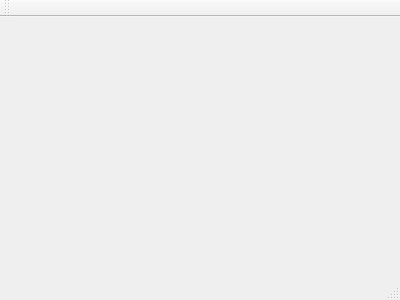
This is mainwindow.ui in loaded02/ICF_Report as Qt 5 draws it before an edit. The edited form follows.
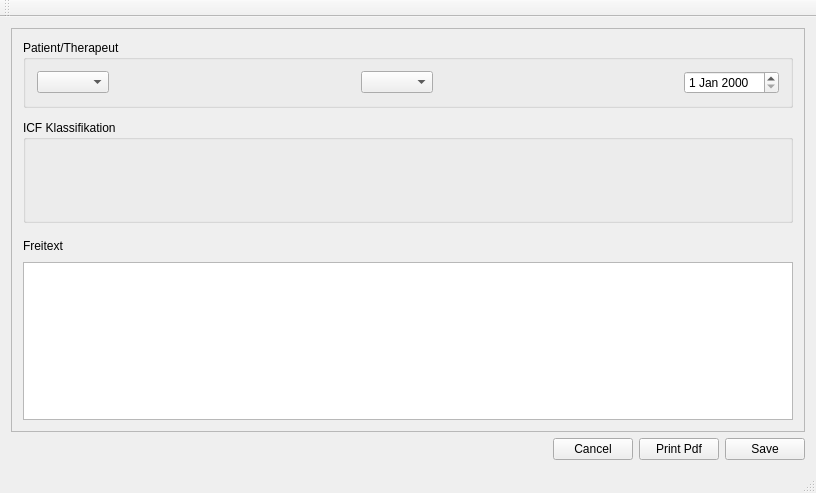
This is the edited form. Custom widgets are drawn as their Qt base class.

The edit to the form file:
```diff
--- a/mainwindow.ui
+++ b/mainwindow.ui
@@ -1,24 +1,248 @@
 <ui version="4.0">
  <class>MainWindow</class>
- <widget class="QMainWindow" name="MainWindow" >
-  <property name="geometry" >
+ <widget class="QMainWindow" name="MainWindow">
+  <property name="geometry">
    <rect>
     <x>0</x>
     <y>0</y>
-    <width>400</width>
-    <height>300</height>
+    <width>816</width>
+    <height>493</height>
    </rect>
   </property>
   <property name="windowTitle" >
    <string>MainWindow</string>
   </property>
-  <widget class="QMenuBar" name="menuBar" />
-  <widget class="QToolBar" name="mainToolBar" />
-  <widget class="QWidget" name="centralWidget" />
-  <widget class="QStatusBar" name="statusBar" />
+  <widget class="QWidget" name="centralWidget">
+   <layout class="QVBoxLayout" name="verticalLayout_3">
+    <item>
+     <widget class="QScrollArea" name="scrollArea">
+      <property name="widgetResizable">
+       <bool>true</bool>
+      </property>
+      <widget class="QWidget" name="scrollAreaWidgetContents">
+       <property name="geometry">
+        <rect>
+         <x>0</x>
+         <y>0</y>
+         <width>796</width>
+         <height>383</height>
+        </rect>
+       </property>
+       <layout class="QVBoxLayout" name="verticalLayout_2">
+        <item>
+         <widget class="QGroupBox" name="groupBox">
+          <property name="title">
+           <string>Patient/Therapeut</string>
+          </property>
+          <layout class="QHBoxLayout" name="horizontalLayout">
+           <item>
+            <widget class="QComboBox" name="comboBox"/>
+           </item>
+           <item>
+            <spacer name="horizontalSpacer_2">
+             <property name="orientation">
+              <enum>Qt::Horizontal</enum>
+             </property>
+             <property name="sizeHint" stdset="0">
+              <size>
+               <width>40</width>
+               <height>20</height>
+              </size>
+             </property>
+            </spacer>
+           </item>
+           <item>
+            <widget class="QComboBox" name="comboBox_2"/>
+           </item>
+           <item>
+            <spacer name="horizontalSpacer_3">
+             <property name="orientation">
+              <enum>Qt::Horizontal</enum>
+             </property>
+             <property name="sizeHint" stdset="0">
+              <size>
+               <width>40</width>
+               <height>20</height>
+              </size>
+             </property>
+            </spacer>
+           </item>
+           <item>
+            <widget class="QDateEdit" name="dateEdit"/>
+           </item>
+          </layout>
+         </widget>
+        </item>
+        <item>
+         <spacer name="verticalSpacer_2">
+          <property name="orientation">
+           <enum>Qt::Vertical</enum>
+          </property>
+          <property name="sizeHint" stdset="0">
+           <size>
+            <width>20</width>
+            <height>40</height>
+           </size>
+          </property>
+         </spacer>
+        </item>
+        <item>
+         <widget class="QGroupBox" name="groupBox_2">
+          <property name="title">
+           <string>ICF Klassifikation</string>
+          </property>
+          <layout class="QVBoxLayout" name="verticalLayout">
+           <item>
+            <widget class="Functions" name="widget" native="true"/>
+           </item>
+           <item>
+            <spacer name="verticalSpacer_8">
+             <property name="orientation">
+              <enum>Qt::Vertical</enum>
+             </property>
+             <property name="sizeHint" stdset="0">
+              <size>
+               <width>20</width>
+               <height>40</height>
+              </size>
+             </property>
+            </spacer>
+           </item>
+           <item>
+            <widget class="QWidget" name="widget_2" native="true"/>
+           </item>
+           <item>
+            <spacer name="verticalSpacer_10">
+             <property name="orientation">
+              <enum>Qt::Vertical</enum>
+             </property>
+             <property name="sizeHint" stdset="0">
+              <size>
+               <width>20</width>
+               <height>40</height>
+              </size>
+             </property>
+            </spacer>
+           </item>
+           <item>
+            <widget class="QWidget" name="widget_3" native="true"/>
+           </item>
+          </layout>
+         </widget>
+        </item>
+        <item>
+         <spacer name="verticalSpacer_3">
+          <property name="orientation">
+           <enum>Qt::Vertical</enum>
+          </property>
+          <property name="sizeHint" stdset="0">
+           <size>
+            <width>20</width>
+            <height>40</height>
+           </size>
+          </property>
+         </spacer>
+        </item>
+        <item>
+         <layout class="QHBoxLayout" name="horizontalLayout_3">
+          <item>
+           <widget class="QLabel" name="label">
+            <property name="text">
+             <string>Freitext</string>
+            </property>
+           </widget>
+          </item>
+          <item>
+           <spacer name="horizontalSpacer">
+            <property name="orientation">
+             <enum>Qt::Horizontal</enum>
+            </property>
+            <property name="sizeHint" stdset="0">
+             <size>
+              <width>40</width>
+              <height>20</height>
+             </size>
+            </property>
+           </spacer>
+          </item>
+         </layout>
+        </item>
+        <item>
+         <widget class="QTextEdit" name="textEdit"/>
+        </item>
+       </layout>
+      </widget>
+     </widget>
+    </item>
+    <item>
+     <layout class="QHBoxLayout" name="horizontalLayout_2">
+      <item>
+       <spacer name="horizontalSpacer_4">
+        <property name="orientation">
+         <enum>Qt::Horizontal</enum>
+        </property>
+        <property name="sizeHint" stdset="0">
+         <size>
+          <width>40</width>
+          <height>20</height>
+         </size>
+        </property>
+       </spacer>
+      </item>
+      <item>
+       <widget class="QPushButton" name="pushButton_3">
+        <property name="text">
+         <string>Cancel</string>
+        </property>
+       </widget>
+      </item>
+      <item>
+       <widget class="QPushButton" name="pushButton_2">
+        <property name="text">
+         <string>Print Pdf</string>
+        </property>
+       </widget>
+      </item>
+      <item>
+       <widget class="QPushButton" name="pushButton">
+        <property name="text">
+         <string>Save</string>
+        </property>
+       </widget>
+      </item>
+     </layout>
+    </item>
+   </layout>
+  </widget>
+  <widget class="QMenuBar" name="menuBar">
+   <property name="geometry">
+    <rect>
+     <x>0</x>
+     <y>0</y>
+     <width>816</width>
+     <height>20</height>
+    </rect>
+   </property>
+  </widget>
+  <widget class="QToolBar" name="mainToolBar">
+   <attribute name="toolBarArea">
+    <enum>TopToolBarArea</enum>
+   </attribute>
+   <attribute name="toolBarBreak">
+    <bool>false</bool>
+   </attribute>
+  </widget>
+  <widget class="QStatusBar" name="statusBar"/>
  </widget>
- <layoutDefault spacing="6" margin="11" />
- <pixmapfunction></pixmapfunction>
+ <layoutdefault spacing="6" margin="11"/>
+ <customwidgets>
+  <customwidget>
+   <class>Functions</class>
+   <extends>QWidget</extends>
+   <header location="global">functions.h</header>
+   <container>1</container>
+  </customwidget>
+ </customwidgets>
  <resources/>
  <connections/>
 </ui>
```
Left out of the diff: 3 changed lines with no effect on the pictures.
